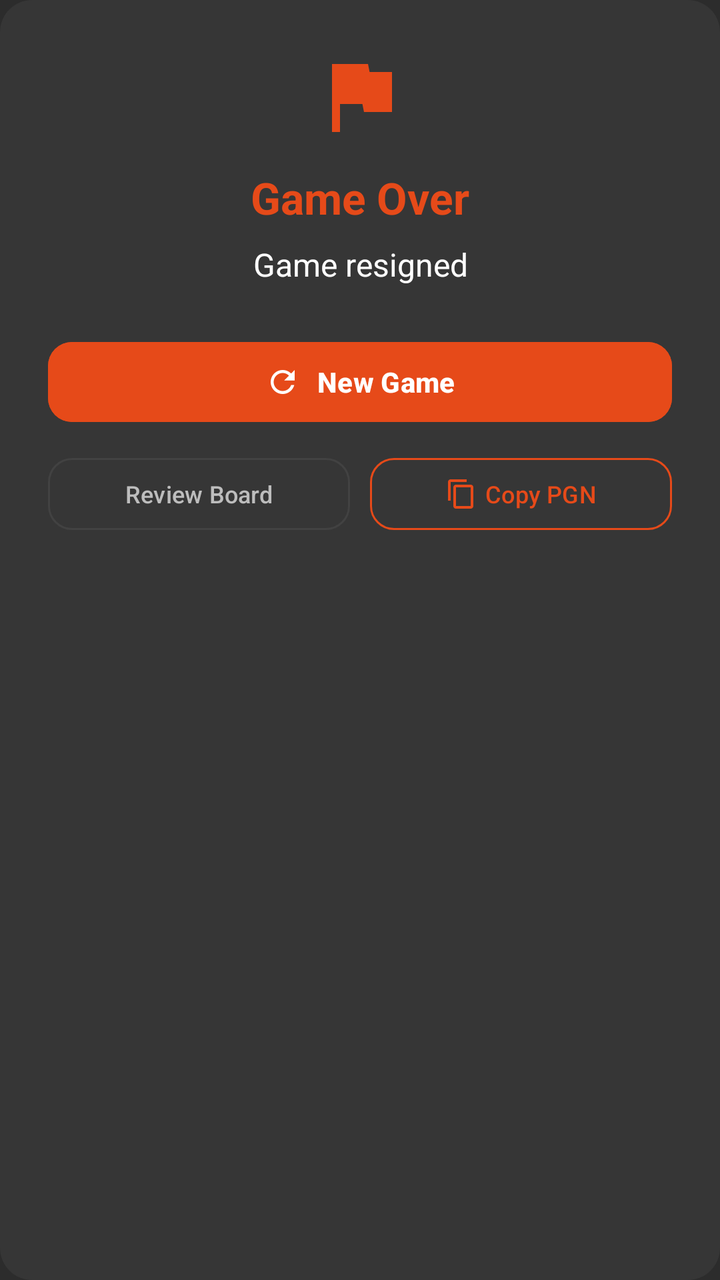
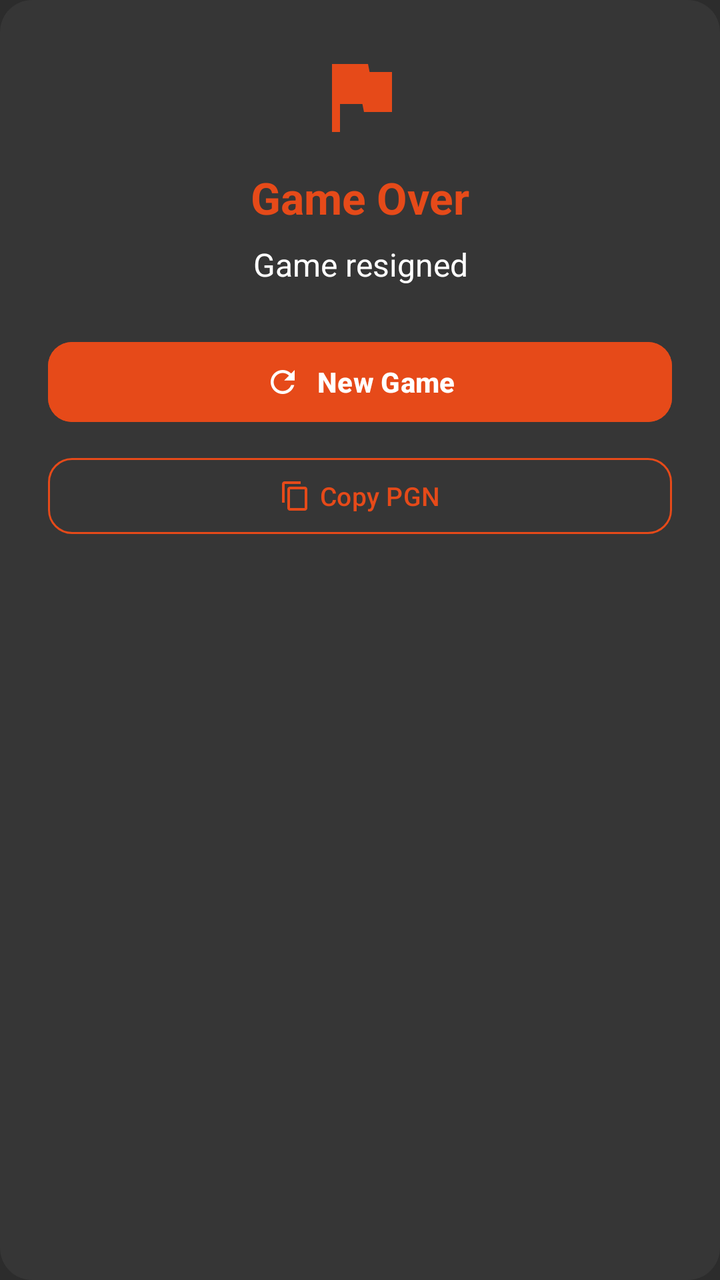

Before-and-after screenshots of an Android layout around one commit, followed by the original layout XML and the change that was made.
<!-- AndroidManifest.xml: application theme Theme.Chessy -->
<!-- res/layout/dialog_game_over.xml -->
<?xml version="1.0" encoding="utf-8"?>
<LinearLayout xmlns:android="http://schemas.android.com/apk/res/android"
    xmlns:app="http://schemas.android.com/apk/res-auto"
    android:layout_width="match_parent"
    android:layout_height="wrap_content"
    android:background="@drawable/bg_rounded_card"
    android:gravity="center_horizontal"
    android:orientation="vertical"
    android:padding="24dp">

    
    <ImageView
        android:id="@+id/ivGameOverIcon"
        android:layout_width="48dp"
        android:layout_height="48dp"
        android:layout_marginBottom="12dp"
        android:contentDescription="Game Result"
        android:src="@drawable/ic_flag"
        app:tint="@color/primaryOrange" />

    <TextView
        android:id="@+id/tvGameOverTitle"
        android:layout_width="wrap_content"
        android:layout_height="wrap_content"
        android:text="Game Over"
        android:textColor="@color/primaryOrange"
        android:textSize="22sp"
        android:textStyle="bold" />

    <TextView
        android:id="@+id/tvGameOverMessage"
        android:layout_width="wrap_content"
        android:layout_height="wrap_content"
        android:layout_marginTop="8dp"
        android:gravity="center"
        android:text="Game resigned"
        android:textColor="@color/textPrimary"
        android:textSize="16sp" />

    
    <com.google.android.material.button.MaterialButton
        android:id="@+id/btnGameOverNewGame"
        android:layout_width="match_parent"
        android:layout_height="48dp"
        android:layout_marginTop="24dp"
        android:backgroundTint="@color/primaryOrange"
        android:text="@string/action_new_game"
        android:textColor="@color/white"
        android:textSize="14sp"
        android:textStyle="bold"
        app:cornerRadius="12dp"
        app:icon="@drawable/ic_new_game"
        app:iconGravity="textStart"
        app:iconTint="@color/white" />

    
    <LinearLayout
        android:layout_width="match_parent"
        android:layout_height="wrap_content"
        android:layout_marginTop="10dp"
        android:gravity="center"
        android:orientation="horizontal">

        <com.google.android.material.button.MaterialButton
            android:id="@+id/btnDismissDialog"
            style="@style/Widget.Material3.Button.OutlinedButton"
            android:layout_width="0dp"
            android:layout_height="44dp"
            android:layout_marginEnd="5dp"
            android:layout_weight="1"
            android:text="Review Board"
            android:textColor="@color/textSecondary"
            android:textSize="12sp"
            app:cornerRadius="12dp"
            app:strokeColor="@color/customSurfaceElevated" />

        <com.google.android.material.button.MaterialButton
            android:id="@+id/btnCopyPgn"
            style="@style/Widget.Material3.Button.OutlinedButton"
            android:layout_width="0dp"
            android:layout_height="44dp"
            android:layout_marginStart="5dp"
            android:layout_weight="1"
            android:text="@string/action_copy_pgn"
            android:textColor="@color/primaryOrange"
            android:textSize="12sp"
            app:cornerRadius="12dp"
            app:icon="@drawable/ic_content_copy"
            app:iconGravity="textStart"
            app:iconSize="16dp"
            app:iconTint="@color/primaryOrange"
            app:strokeColor="@color/primaryOrange" />
    </LinearLayout>

</LinearLayout>
<!-- resources referenced by this layout -->
<resources>
  <color name="customSurfaceElevated">#424242</color>
  <color name="primaryOrange">#E64A19</color>
  <color name="textPrimary">#FFFFFF</color>
  <color name="textSecondary">#BDBDBD</color>
  <color name="white">#FFFFFFFF</color>
  <!-- drawable bg_rounded_card (drawable) -->
  <?xml version="1.0" encoding="utf-8"?>
  <shape xmlns:android="http://schemas.android.com/apk/res/android"
      android:shape="rectangle">
      <solid android:color="@color/customCard" />
      <corners android:radius="16dp" />
  </shape>
  <!-- drawable ic_content_copy (drawable) -->
  <vector xmlns:android="http://schemas.android.com/apk/res/android"
      android:width="24dp"
      android:height="24dp"
      android:viewportWidth="24"
      android:viewportHeight="24">
      <path
          android:fillColor="@color/white"
          android:pathData="M16,1H4c-1.1,0 -2,0.9 -2,2v14h2V3h12V1zm3,4H8c-1.1,0 -2,0.9 -2,2v14c0,1.1 0.9,2 2,2h11c1.1,0 2,-0.9 2,-2V7c0,-1.1 -0.9,-2 -2,-2zm0,16H8V7h11v14z" />
  </vector>
  <!-- drawable ic_flag (drawable) -->
  <vector xmlns:android="http://schemas.android.com/apk/res/android"
      android:width="24dp"
      android:height="24dp"
      android:viewportWidth="24"
      android:viewportHeight="24">
      <path
          android:fillColor="@color/white"
          android:pathData="M14.4,6L14,4H5v17h2v-7h5.6l0.4,2h7V6z" />
  </vector>
  <!-- drawable ic_new_game (drawable) -->
  <vector xmlns:android="http://schemas.android.com/apk/res/android"
      android:width="24dp"
      android:height="24dp"
      android:viewportWidth="24"
      android:viewportHeight="24">
      <path
          android:fillColor="@color/white"
          android:pathData="M17.65,6.35C16.2,4.9 14.21,4 12,4c-4.42,0 -7.99,3.58 -7.99,8s3.57,8 7.99,8c3.73,0 6.84,-2.55 7.73,-6h-2.08c-0.82,2.33 -3.04,4 -5.65,4 -3.31,0 -6,-2.69 -6,-6s2.69,-6 6,-6c1.66,0 3.14,0.69 4.22,1.78L13,11h7V4l-2.35,2.35z" />
  </vector>
  <string name="action_copy_pgn">Copy PGN</string>
  <string name="action_new_game">New Game</string>
  <color name="customCard">#363636</color>
  <color name="primaryOrangeDark">#D84315</color>
  <color name="orangeAccent">#FF5722</color>
  <color name="customDarkBackground">#2C2C2C</color>
  <style name="CustomBottomSheetDialogTheme" parent="ThemeOverlay.Material3.BottomSheetDialog">
          <item name="bottomSheetStyle">@style/CustomBottomSheetStyle</item>
      </style>
  <style name="CustomMaterialAlertDialogTheme" parent="ThemeOverlay.Material3.MaterialAlertDialog">
          <item name="colorSurface">@color/customCard</item>
          <item name="colorOnSurface">@color/textPrimary</item>
      </style>
  <style name="CustomBottomSheetStyle" parent="Widget.Material3.BottomSheet.Modal">
          <item name="backgroundTint">@color/customCard</item>
          <item name="shapeAppearance">@style/ShapeAppearance.RoundedTop</item>
      </style>
  <style name="ShapeAppearance.RoundedTop" parent="ShapeAppearance.Material3.Corner.Large">
          <item name="cornerSizeTopLeft">24dp</item>
          <item name="cornerSizeTopRight">24dp</item>
          <item name="cornerSizeBottomLeft">0dp</item>
          <item name="cornerSizeBottomRight">0dp</item>
      </style>
  <!-- unchanged entries left out for length: 1 -->
</resources>

<!-- the commit's change to res/layout/dialog_game_over.xml (unified diff, before → after) -->
@@ -54,42 +54,20 @@
         app:iconTint="@color/white" />
 
     
-    <LinearLayout
+    <com.google.android.material.button.MaterialButton
+        android:id="@+id/btnCopyPgn"
+        style="@style/Widget.Material3.Button.OutlinedButton"
         android:layout_width="match_parent"
-        android:layout_height="wrap_content"
+        android:layout_height="46dp"
         android:layout_marginTop="10dp"
-        android:gravity="center"
-        android:orientation="horizontal">
-
-        <com.google.android.material.button.MaterialButton
-            android:id="@+id/btnDismissDialog"
-            style="@style/Widget.Material3.Button.OutlinedButton"
-            android:layout_width="0dp"
-            android:layout_height="44dp"
-            android:layout_marginEnd="5dp"
-            android:layout_weight="1"
-            android:text="Review Board"
-            android:textColor="@color/textSecondary"
-            android:textSize="12sp"
-            app:cornerRadius="12dp"
-            app:strokeColor="@color/customSurfaceElevated" />
-
-        <com.google.android.material.button.MaterialButton
-            android:id="@+id/btnCopyPgn"
-            style="@style/Widget.Material3.Button.OutlinedButton"
-            android:layout_width="0dp"
-            android:layout_height="44dp"
-            android:layout_marginStart="5dp"
-            android:layout_weight="1"
-            android:text="@string/action_copy_pgn"
-            android:textColor="@color/primaryOrange"
-            android:textSize="12sp"
-            app:cornerRadius="12dp"
-            app:icon="@drawable/ic_content_copy"
-            app:iconGravity="textStart"
-            app:iconSize="16dp"
-            app:iconTint="@color/primaryOrange"
-            app:strokeColor="@color/primaryOrange" />
-    </LinearLayout>
+        android:text="@string/action_copy_pgn"
+        android:textColor="@color/primaryOrange"
+        android:textSize="13sp"
+        app:cornerRadius="12dp"
+        app:icon="@drawable/ic_content_copy"
+        app:iconGravity="textStart"
+        app:iconSize="16dp"
+        app:iconTint="@color/primaryOrange"
+        app:strokeColor="@color/primaryOrange" />
 
 </LinearLayout>
